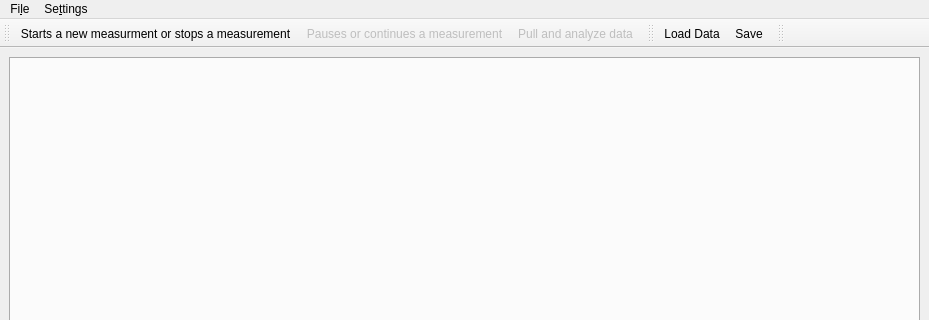
Qt form src/qudi/gui/qdyne/ui/maingui.ui (Ulm-IQO/qudi-iqo-modules) before a commit; both pictures show x 0 to 929 and y 0 to 320 of the 929 by 818 pixel window.
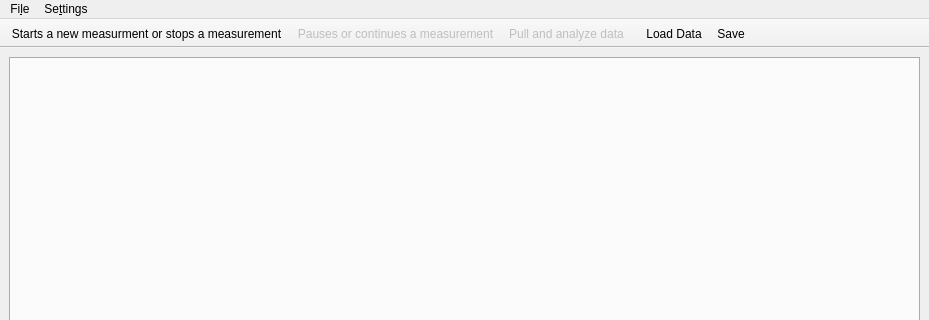
The same form after that commit. Icons and pictures are not drawn.

Patch:
```diff
--- a/src/qudi/gui/qdyne/ui/maingui.ui
+++ b/src/qudi/gui/qdyne/ui/maingui.ui
@@ -73,6 +73,12 @@
    <property name="layoutDirection">
     <enum>Qt::LeftToRight</enum>
    </property>
+   <property name="movable">
+    <bool>false</bool>
+   </property>
+   <property name="floatable">
+    <bool>false</bool>
+   </property>
    <attribute name="toolBarArea">
     <enum>TopToolBarArea</enum>
    </attribute>
@@ -87,6 +93,12 @@
    <property name="windowTitle">
     <string>Data Manager Toolbar</string>
    </property>
+   <property name="movable">
+    <bool>false</bool>
+   </property>
+   <property name="floatable">
+    <bool>false</bool>
+   </property>
    <attribute name="toolBarArea">
     <enum>TopToolBarArea</enum>
    </attribute>
@@ -100,6 +112,12 @@
    <property name="windowTitle">
     <string>Pulser Control Toolbar</string>
    </property>
+   <property name="movable">
+    <bool>false</bool>
+   </property>
+   <property name="floatable">
+    <bool>false</bool>
+   </property>
    <attribute name="toolBarArea">
     <enum>TopToolBarArea</enum>
    </attribute>
```
